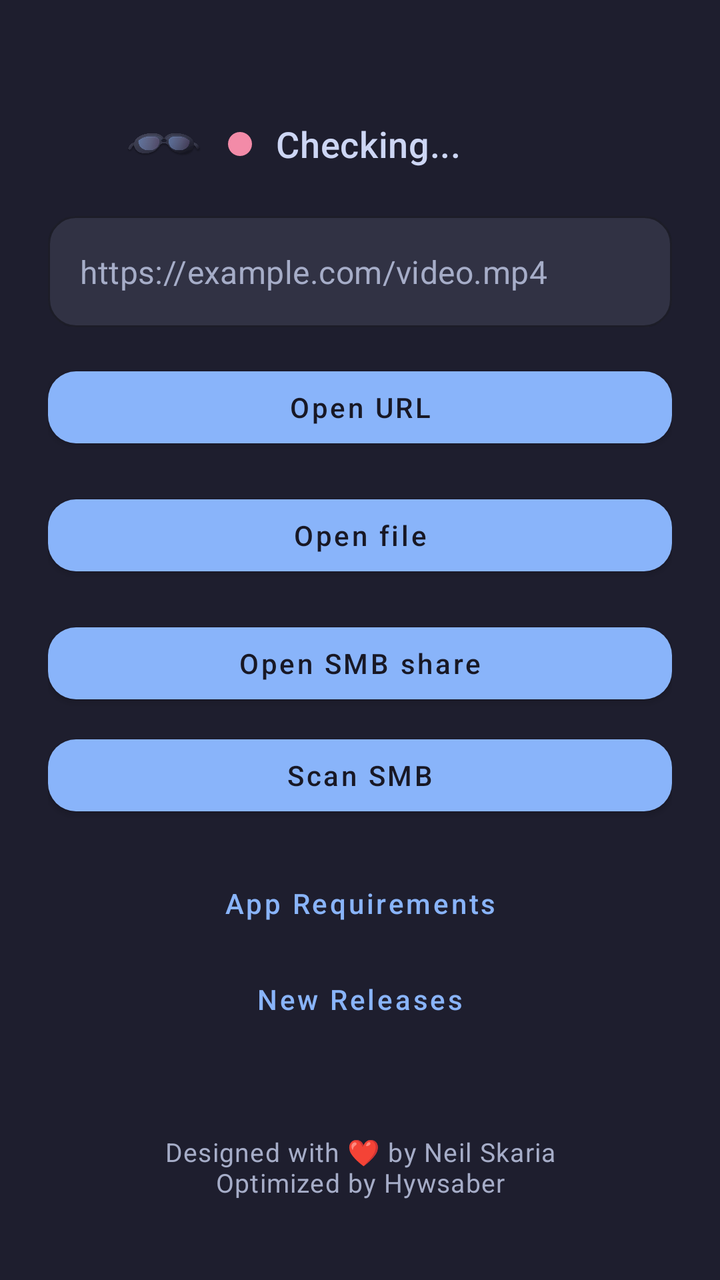
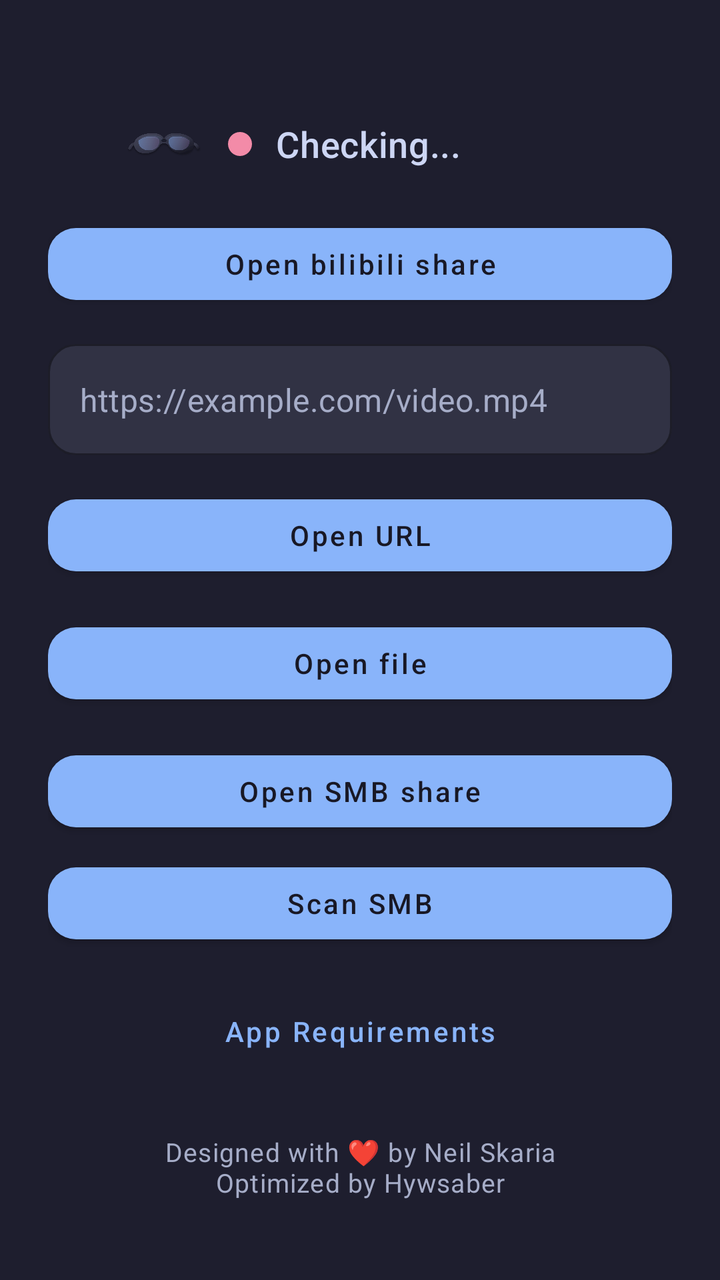

An Android layout rendered at two revisions. The XML below is the earlier revision; the diff shows what the commit changed to produce the second picture.
<!-- AndroidManifest.xml: application theme Theme.Vr2sbs -->
<!-- res/layout/activity_main.xml -->
<?xml version="1.0" encoding="utf-8"?>
<LinearLayout xmlns:android="http://schemas.android.com/apk/res/android"
    xmlns:app="http://schemas.android.com/apk/res-auto"
    android:layout_width="match_parent"
    android:layout_height="match_parent"
    android:background="@color/launcher_background"
    android:orientation="vertical"
    android:paddingStart="@dimen/launcher_screen_padding"
    android:paddingTop="@dimen/launcher_screen_padding"
    android:paddingEnd="@dimen/launcher_screen_padding"
    android:paddingBottom="@dimen/launcher_screen_padding">

    <LinearLayout
        android:layout_width="match_parent"
        android:layout_height="0dp"
        android:layout_weight="1"
        android:orientation="vertical">

        <LinearLayout
            android:id="@+id/xrealStatusRow"
            android:layout_width="wrap_content"
            android:layout_height="wrap_content"
            android:layout_gravity="center_horizontal"
            android:layout_marginTop="@dimen/launcher_status_top_margin"
            android:gravity="center_vertical"
            android:orientation="horizontal">

            <ImageView
                android:id="@+id/xrealStatusIcon"
                android:layout_width="@dimen/launcher_status_icon_size"
                android:layout_height="@dimen/launcher_status_icon_size"
                android:contentDescription="@string/xreal_status_icon_content_description"
                android:src="@drawable/ic_glasses_status" />

            <View
                android:id="@+id/xrealStatusDot"
                android:layout_width="@dimen/launcher_status_dot_size"
                android:layout_height="@dimen/launcher_status_dot_size"
                android:layout_marginStart="12dp"
                android:background="@drawable/bg_status_indicator_dot" />

            <TextView
                android:id="@+id/xrealStatusText"
                style="@style/TextAppearance.Vr2sbs.Launcher.Status"
                android:layout_width="@dimen/launcher_status_label_width"
                android:layout_height="wrap_content"
                android:layout_marginStart="12dp"
                android:ellipsize="end"
                android:gravity="start|center_vertical"
                android:maxLines="1"
                android:text="@string/xreal_status_checking" />
        </LinearLayout>

        <TextView
            android:id="@+id/statusText"
            style="@style/TextAppearance.Vr2sbs.Launcher.RuntimeStatus"
            android:layout_width="match_parent"
            android:layout_height="wrap_content"
            android:layout_marginTop="@dimen/launcher_runtime_status_top_margin"
            android:gravity="center_horizontal"
            android:text=""
            android:visibility="gone" />

        <com.google.android.material.textfield.TextInputLayout
            android:id="@+id/urlInputLayout"
            style="@style/Widget.Vr2sbs.Launcher.Input"
            android:layout_width="match_parent"
            android:layout_height="wrap_content"
            android:layout_marginTop="@dimen/launcher_section_spacing"
            app:hintEnabled="false"
            app:boxBackgroundMode="outline">

            <com.google.android.material.textfield.TextInputEditText
                android:id="@+id/urlInput"
                android:layout_width="match_parent"
                android:layout_height="wrap_content"
                android:fontFamily="sans-serif"
                android:hint="@string/hint_url"
                android:inputType="textUri"
                android:maxLines="1"
                android:textColor="@color/launcher_text_primary"
                android:textColorHint="@color/launcher_text_secondary" />
        </com.google.android.material.textfield.TextInputLayout>

        <com.google.android.material.button.MaterialButton
            android:id="@+id/openUrlButton"
            style="@style/Widget.Vr2sbs.Launcher.PrimaryButton"
            android:layout_width="match_parent"
            android:layout_height="wrap_content"
            android:layout_marginTop="@dimen/launcher_section_spacing"
            android:text="@string/open_url" />

        <com.google.android.material.button.MaterialButton
            android:id="@+id/openFileButton"
            style="@style/Widget.Vr2sbs.Launcher.PrimaryButton"
            android:layout_width="match_parent"
            android:layout_height="wrap_content"
            android:layout_marginTop="@dimen/launcher_section_spacing"
            android:text="@string/open_file" />

        <com.google.android.material.button.MaterialButton
            android:id="@+id/openSmbShareButton"
            style="@style/Widget.Vr2sbs.Launcher.PrimaryButton"
            android:layout_width="match_parent"
            android:layout_height="wrap_content"
            android:layout_marginTop="@dimen/launcher_section_spacing"
            android:text="@string/open_smb_share" />

        <com.google.android.material.button.MaterialButton
            android:id="@+id/scanSmbButton"
            style="@style/Widget.Vr2sbs.Launcher.PrimaryButton"
            android:layout_width="match_parent"
            android:layout_height="wrap_content"
            android:layout_marginTop="8dp"
            android:text="@string/scan_smb" />

        <com.google.android.material.button.MaterialButton
            android:id="@+id/requirementsHelpButton"
            style="@style/Widget.Vr2sbs.Launcher.HelpButton"
            android:layout_width="wrap_content"
            android:layout_height="wrap_content"
            android:layout_gravity="center_horizontal"
            android:layout_marginTop="@dimen/launcher_section_spacing"
            android:contentDescription="@string/requirements_help_content_description"
            android:text="@string/requirements_help" />

        <com.google.android.material.button.MaterialButton
            android:id="@+id/newReleasesButton"
            style="@style/Widget.Vr2sbs.Launcher.HelpButton"
            android:layout_width="wrap_content"
            android:layout_height="wrap_content"
            android:layout_gravity="center_horizontal"
            android:contentDescription="@string/new_releases_content_description"
            android:text="@string/new_releases" />

        <com.google.android.material.button.MaterialButton
            android:id="@+id/clearSmbCacheButton"
            style="@style/Widget.Vr2sbs.Launcher.HelpButton"
            android:layout_width="wrap_content"
            android:layout_height="wrap_content"
            android:layout_gravity="center_horizontal"
            android:layout_marginTop="2dp"
            android:contentDescription="@string/smb_cache_clear_content_description"
            android:text="@string/smb_cache_clear_button" />
    </LinearLayout>

    <TextView
        style="@style/TextAppearance.Vr2sbs.Launcher.Footer"
        android:layout_width="match_parent"
        android:layout_height="wrap_content"
        android:layout_marginTop="@dimen/launcher_footer_top_margin"
        android:layout_marginBottom="@dimen/launcher_footer_bottom_margin"
        android:gravity="center_horizontal"
        android:text="@string/footer_designed_with" />
</LinearLayout>
<!-- resources referenced by this layout -->
<resources>
  <color name="launcher_background">@color/catppuccin_mocha_base</color>
  <color name="launcher_text_primary">@color/catppuccin_mocha_text</color>
  <color name="launcher_text_secondary">@color/catppuccin_mocha_subtext0</color>
  <dimen name="launcher_footer_bottom_margin">16dp</dimen>
  <dimen name="launcher_footer_top_margin">20dp</dimen>
  <dimen name="launcher_runtime_status_top_margin">14dp</dimen>
  <dimen name="launcher_screen_padding">24dp</dimen>
  <dimen name="launcher_section_spacing">16dp</dimen>
  <dimen name="launcher_status_dot_size">12dp</dimen>
  <dimen name="launcher_status_icon_size">40dp</dimen>
  <dimen name="launcher_status_label_width">160dp</dimen>
  <dimen name="launcher_status_top_margin">28dp</dimen>
  <!-- drawable bg_status_indicator_dot (drawable) -->
  <?xml version="1.0" encoding="utf-8"?>
  <shape xmlns:android="http://schemas.android.com/apk/res/android" android:shape="oval">
      <size
          android:width="@dimen/launcher_status_dot_size"
          android:height="@dimen/launcher_status_dot_size" />
      <solid android:color="@color/xreal_status_not_connected" />
  </shape>
  <string name="footer_designed_with">Designed with ❤️ by Neil Skaria\nOptimized by Hywsaber</string>
  <string name="hint_url">https://example.com/video.mp4</string>
  <string name="new_releases">New Releases</string>
  <string name="new_releases_content_description">Open the GitHub releases page</string>
  <string name="open_file">Open file</string>
  <string name="open_smb_share">Open SMB share</string>
  <string name="open_url">Open URL</string>
  <string name="requirements_help">App Requirements</string>
  <string name="requirements_help_content_description">Show requirements</string>
  <string name="scan_smb">Scan SMB</string>
  <string name="smb_cache_clear_button">Clear SMB cache (%1$s)</string>
  <string name="smb_cache_clear_content_description">Clear cached SMB media information and thumbnails</string>
  <string name="xreal_status_checking">Checking...</string>
  <string name="xreal_status_icon_content_description">XREAL glasses status</string>
  <style name="TextAppearance.Vr2sbs.Launcher.RuntimeStatus" parent="TextAppearance.MaterialComponents.Body2">
          <item name="android:fontFamily">sans-serif</item>
          <item name="android:textColor">@color/launcher_text_secondary</item>
          <item name="android:textSize">@dimen/launcher_body_text_size</item>
      </style>
  <style name="TextAppearance.Vr2sbs.Launcher.Status" parent="TextAppearance.MaterialComponents.Headline6">
          <item name="android:fontFamily">sans-serif-medium</item>
          <item name="android:textColor">@color/launcher_text_primary</item>
          <item name="android:textSize">@dimen/launcher_status_text_size</item>
      </style>
  <style name="Theme.Vr2sbs" parent="Theme.MaterialComponents.DayNight.NoActionBar">
          <item name="android:windowFullscreen">false</item>
      </style>
  <color name="catppuccin_mocha_base">#1E1E2E</color>
  <color name="catppuccin_mocha_text">#CDD6F4</color>
  <color name="catppuccin_mocha_subtext0">#A6ADC8</color>
  <color name="xreal_status_not_connected">@color/catppuccin_mocha_red</color>
  <dimen name="launcher_footer_text_size">13sp</dimen>
  <dimen name="launcher_body_text_size">15sp</dimen>
  <dimen name="launcher_status_text_size">18sp</dimen>
  <color name="catppuccin_mocha_blue">#89B4FA</color>
  <color name="catppuccin_mocha_surface0">#313244</color>
  <color name="launcher_card_background">@color/catppuccin_mocha_surface0</color>
  <dimen name="launcher_input_corner_radius">14dp</dimen>
  <color name="launcher_outline">@color/catppuccin_mocha_overlay0</color>
  <color name="catppuccin_mocha_mantle">#181825</color>
  <dimen name="launcher_button_corner_radius">14dp</dimen>
  <color name="catppuccin_mocha_red">#F38BA8</color>
  <color name="catppuccin_mocha_overlay0">#6C7086</color>
  <!-- unchanged entries left out for length: 5 -->
</resources>

<!-- the commit's change to res/layout/activity_main.xml (unified diff, before → after) -->
@@ -10,139 +10,154 @@
     android:paddingEnd="@dimen/launcher_screen_padding"
     android:paddingBottom="@dimen/launcher_screen_padding">
 
-    <LinearLayout
+    <ScrollView
         android:layout_width="match_parent"
         android:layout_height="0dp"
         android:layout_weight="1"
-        android:orientation="vertical">
+        android:fillViewport="true"
+        android:scrollbars="none">
 
         <LinearLayout
-            android:id="@+id/xrealStatusRow"
-            android:layout_width="wrap_content"
+            android:layout_width="match_parent"
             android:layout_height="wrap_content"
-            android:layout_gravity="center_horizontal"
-            android:layout_marginTop="@dimen/launcher_status_top_margin"
-            android:gravity="center_vertical"
-            android:orientation="horizontal">
+            android:orientation="vertical">
 
-            <ImageView
-                android:id="@+id/xrealStatusIcon"
-                android:layout_width="@dimen/launcher_status_icon_size"
-                android:layout_height="@dimen/launcher_status_icon_size"
-                android:contentDescription="@string/xreal_status_icon_content_description"
-                android:src="@drawable/ic_glasses_status" />
+            <LinearLayout
+                android:id="@+id/xrealStatusRow"
+                android:layout_width="wrap_content"
+                android:layout_height="wrap_content"
+                android:layout_gravity="center_horizontal"
+                android:layout_marginTop="@dimen/launcher_status_top_margin"
+                android:gravity="center_vertical"
+                android:orientation="horizontal">
 
-            <View
-                android:id="@+id/xrealStatusDot"
-                android:layout_width="@dimen/launcher_status_dot_size"
-                android:layout_height="@dimen/launcher_status_dot_size"
-                android:layout_marginStart="12dp"
-                android:background="@drawable/bg_status_indicator_dot" />
+                <ImageView
+                    android:id="@+id/xrealStatusIcon"
+                    android:layout_width="@dimen/launcher_status_icon_size"
+                    android:layout_height="@dimen/launcher_status_icon_size"
+                    android:contentDescription="@string/xreal_status_icon_content_description"
+                    android:src="@drawable/ic_glasses_status" />
+
+                <View
+                    android:id="@+id/xrealStatusDot"
+                    android:layout_width="@dimen/launcher_status_dot_size"
+                    android:layout_height="@dimen/launcher_status_dot_size"
+                    android:layout_marginStart="12dp"
+                    android:background="@drawable/bg_status_indicator_dot" />
+
+                <TextView
+                    android:id="@+id/xrealStatusText"
+                    style="@style/TextAppearance.Vr2sbs.Launcher.Status"
+                    android:layout_width="@dimen/launcher_status_label_width"
+                    android:layout_height="wrap_content"
+                    android:layout_marginStart="12dp"
+                    android:ellipsize="end"
+                    android:gravity="start|center_vertical"
+                    android:maxLines="1"
+                    android:text="@string/xreal_status_checking" />
+            </LinearLayout>
 
             <TextView
-                android:id="@+id/xrealStatusText"
-                style="@style/TextAppearance.Vr2sbs.Launcher.Status"
-                android:layout_width="@dimen/launcher_status_label_width"
-                android:layout_height="wrap_content"
-                android:layout_marginStart="12dp"
-                android:ellipsize="end"
-                android:gravity="start|center_vertical"
-                android:maxLines="1"
-                android:text="@string/xreal_status_checking" />
-        </LinearLayout>
-
-        <TextView
-            android:id="@+id/statusText"
-            style="@style/TextAppearance.Vr2sbs.Launcher.RuntimeStatus"
-            android:layout_width="match_parent"
-            android:layout_height="wrap_content"
-            android:layout_marginTop="@dimen/launcher_runtime_status_top_margin"
-            android:gravity="center_horizontal"
-            android:text=""
-            android:visibility="gone" />
-
-        <com.google.android.material.textfield.TextInputLayout
-            android:id="@+id/urlInputLayout"
-            style="@style/Widget.Vr2sbs.Launcher.Input"
-            android:layout_width="match_parent"
-            android:layout_height="wrap_content"
-            android:layout_marginTop="@dimen/launcher_section_spacing"
-            app:hintEnabled="false"
-            app:boxBackgroundMode="outline">
-
-            <com.google.android.material.textfield.TextInputEditText
-                android:id="@+id/urlInput"
+                android:id="@+id/statusText"
+                style="@style/TextAppearance.Vr2sbs.Launcher.RuntimeStatus"
                 android:layout_width="match_parent"
                 android:layout_height="wrap_content"
-                android:fontFamily="sans-serif"
-                android:hint="@string/hint_url"
-                android:inputType="textUri"
-                android:maxLines="1"
-                android:textColor="@color/launcher_text_primary"
-                android:textColorHint="@color/launcher_text_secondary" />
-        </com.google.android.material.textfield.TextInputLayout>
+                android:layout_marginTop="@dimen/launcher_runtime_status_top_margin"
+                android:gravity="center_horizontal"
+                android:text=""
+                android:visibility="gone" />
 
-        <com.google.android.material.button.MaterialButton
-            android:id="@+id/openUrlButton"
-            style="@style/Widget.Vr2sbs.Launcher.PrimaryButton"
-            android:layout_width="match_parent"
-            android:layout_height="wrap_content"
-            android:layout_marginTop="@dimen/launcher_section_spacing"
-            android:text="@string/open_url" />
+            <com.google.android.material.button.MaterialButton
+                android:id="@+id/openBilibiliShareButton"
+                style="@style/Widget.Vr2sbs.Launcher.PrimaryButton"
+                android:layout_width="match_parent"
+                android:layout_height="wrap_content"
+                android:layout_marginTop="@dimen/launcher_section_spacing"
+                android:text="@string/open_bilibili_share" />
 
-        <com.google.android.material.button.MaterialButton
-            android:id="@+id/openFileButton"
-            style="@style/Widget.Vr2sbs.Launcher.PrimaryButton"
-            android:layout_width="match_parent"
-            android:layout_height="wrap_content"
-            android:layout_marginTop="@dimen/launcher_section_spacing"
-            android:text="@string/open_file" />
+            <com.google.android.material.textfield.TextInputLayout
+                android:id="@+id/urlInputLayout"
+                style="@style/Widget.Vr2sbs.Launcher.Input"
+                android:layout_width="match_parent"
+                android:layout_height="wrap_content"
+                android:layout_marginTop="@dimen/launcher_section_spacing"
+                app:hintEnabled="false"
+                app:boxBackgroundMode="outline">
 
-        <com.google.android.material.button.MaterialButton
-            android:id="@+id/openSmbShareButton"
-            style="@style/Widget.Vr2sbs.Launcher.PrimaryButton"
-            android:layout_width="match_parent"
-            android:layout_height="wrap_content"
-            android:layout_marginTop="@dimen/launcher_section_spacing"
-            android:text="@string/open_smb_share" />
+                <com.google.android.material.textfield.TextInputEditText
+                    android:id="@+id/urlInput"
+                    android:layout_width="match_parent"
+                    android:layout_height="wrap_content"
+                    android:fontFamily="sans-serif"
+                    android:hint="@string/hint_url"
+                    android:inputType="textUri"
+                    android:maxLines="1"
+                    android:textColor="@color/launcher_text_primary"
+                    android:textColorHint="@color/launcher_text_secondary" />
+            </com.google.android.material.textfield.TextInputLayout>
 
-        <com.google.android.material.button.MaterialButton
-            android:id="@+id/scanSmbButton"
-            style="@style/Widget.Vr2sbs.Launcher.PrimaryButton"
-            android:layout_width="match_parent"
-            android:layout_height="wrap_content"
-            android:layout_marginTop="8dp"
-            android:text="@string/scan_smb" />
+            <com.google.android.material.button.MaterialButton
+                android:id="@+id/openUrlButton"
+                style="@style/Widget.Vr2sbs.Launcher.PrimaryButton"
+                android:layout_width="match_parent"
+                android:layout_height="wrap_content"
+                android:layout_marginTop="@dimen/launcher_section_spacing"
+                android:text="@string/open_url" />
 
-        <com.google.android.material.button.MaterialButton
-            android:id="@+id/requirementsHelpButton"
-            style="@style/Widget.Vr2sbs.Launcher.HelpButton"
-            android:layout_width="wrap_content"
-            android:layout_height="wrap_content"
-            android:layout_gravity="center_horizontal"
-            android:layout_marginTop="@dimen/launcher_section_spacing"
-            android:contentDescription="@string/requirements_help_content_description"
-            android:text="@string/requirements_help" />
+            <com.google.android.material.button.MaterialButton
+                android:id="@+id/openFileButton"
+                style="@style/Widget.Vr2sbs.Launcher.PrimaryButton"
+                android:layout_width="match_parent"
+                android:layout_height="wrap_content"
+                android:layout_marginTop="@dimen/launcher_section_spacing"
+                android:text="@string/open_file" />
 
-        <com.google.android.material.button.MaterialButton
-            android:id="@+id/newReleasesButton"
-            style="@style/Widget.Vr2sbs.Launcher.HelpButton"
-            android:layout_width="wrap_content"
-            android:layout_height="wrap_content"
-            android:layout_gravity="center_horizontal"
-            android:contentDescription="@string/new_releases_content_description"
-            android:text="@string/new_releases" />
+            <com.google.android.material.button.MaterialButton
+                android:id="@+id/openSmbShareButton"
+                style="@style/Widget.Vr2sbs.Launcher.PrimaryButton"
+                android:layout_width="match_parent"
+                android:layout_height="wrap_content"
+                android:layout_marginTop="@dimen/launcher_section_spacing"
+                android:text="@string/open_smb_share" />
 
-        <com.google.android.material.button.MaterialButton
-            android:id="@+id/clearSmbCacheButton"
-            style="@style/Widget.Vr2sbs.Launcher.HelpButton"
-            android:layout_width="wrap_content"
-            android:layout_height="wrap_content"
-            android:layout_gravity="center_horizontal"
-            android:layout_marginTop="2dp"
-            android:contentDescription="@string/smb_cache_clear_content_description"
-            android:text="@string/smb_cache_clear_button" />
-    </LinearLayout>
+            <com.google.android.material.button.MaterialButton
+                android:id="@+id/scanSmbButton"
+                style="@style/Widget.Vr2sbs.Launcher.PrimaryButton"
+                android:layout_width="match_parent"
+                android:layout_height="wrap_content"
+                android:layout_marginTop="8dp"
+                android:text="@string/scan_smb" />
+
+            <com.google.android.material.button.MaterialButton
+                android:id="@+id/requirementsHelpButton"
+                style="@style/Widget.Vr2sbs.Launcher.HelpButton"
+                android:layout_width="wrap_content"
+                android:layout_height="wrap_content"
+                android:layout_gravity="center_horizontal"
+                android:layout_marginTop="@dimen/launcher_section_spacing"
+                android:contentDescription="@string/requirements_help_content_description"
+                android:text="@string/requirements_help" />
+
+            <com.google.android.material.button.MaterialButton
+                android:id="@+id/newReleasesButton"
+                style="@style/Widget.Vr2sbs.Launcher.HelpButton"
+                android:layout_width="wrap_content"
+                android:layout_height="wrap_content"
+                android:layout_gravity="center_horizontal"
+                android:contentDescription="@string/new_releases_content_description"
+                android:text="@string/new_releases" />
+
+            <com.google.android.material.button.MaterialButton
+                android:id="@+id/clearSmbCacheButton"
+                style="@style/Widget.Vr2sbs.Launcher.HelpButton"
+                android:layout_width="wrap_content"
+                android:layout_height="wrap_content"
+                android:layout_gravity="center_horizontal"
+                android:layout_marginTop="2dp"
+                android:contentDescription="@string/smb_cache_clear_content_description"
+                android:text="@string/smb_cache_clear_button" />
+        </LinearLayout>
+    </ScrollView>
 
     <TextView
         style="@style/TextAppearance.Vr2sbs.Launcher.Footer"
<!-- resource entries referenced after the edit -->
@@ -24,6 +24,7 @@
   <string name="hint_url">https://example.com/video.mp4</string>
   <string name="new_releases">New Releases</string>
   <string name="new_releases_content_description">Open the GitHub releases page</string>
+  <string name="open_bilibili_share">Open bilibili share</string>
   <string name="open_file">Open file</string>
   <string name="open_smb_share">Open SMB share</string>
   <string name="open_url">Open URL</string>
